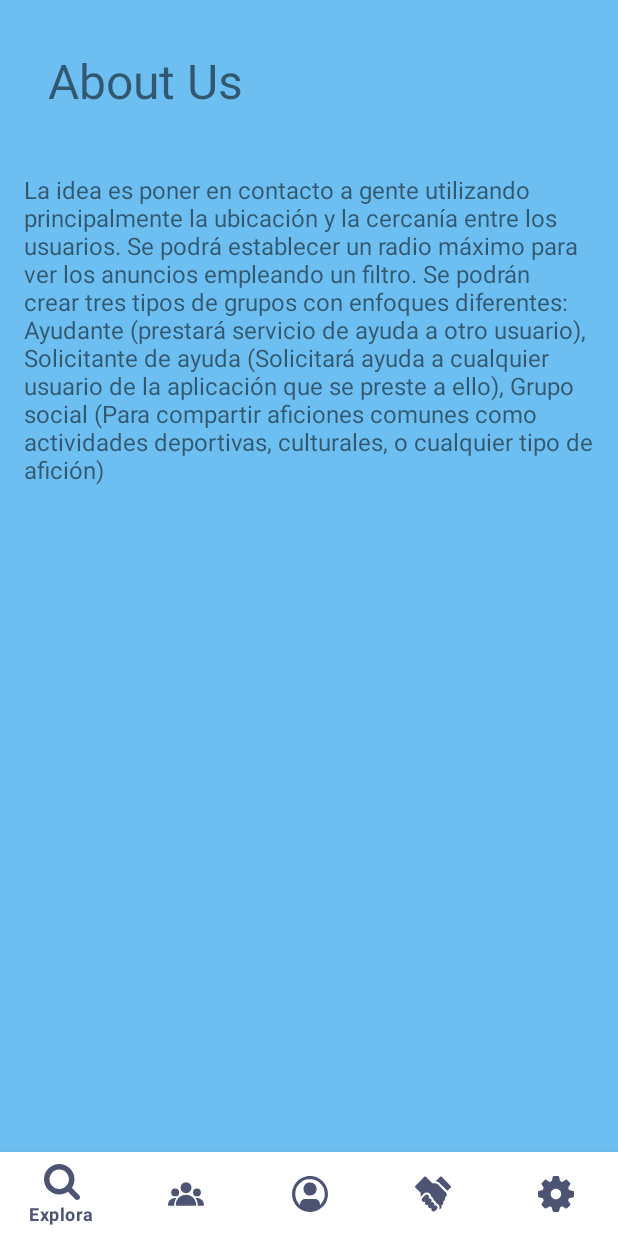
After one commit to carlokg/com.car_pa_ra.hidra, an Android app: the fragment AboutFragment placed in its activity, on a phone screen of 412 x 824 dp. The commit adds this screen. Run offline under Robolectric (Android 15) with nearby library versions, the phone set to English and light mode, and no system bars.

Commit message:
About us

```diff
--- /dev/null
+++ b/app/src/main/java/com/car_pa_ra/hidra/AboutFragment.java
@@ -0,0 +1,64 @@
+package com.car_pa_ra.hidra;
+
+import android.os.Bundle;
+
+import androidx.fragment.app.Fragment;
+
+import android.view.LayoutInflater;
+import android.view.View;
+import android.view.ViewGroup;
+
+/**
+ * A simple {@link Fragment} subclass.
+ * Use the {@link AboutFragment#newInstance} factory method to
+ * create an instance of this fragment.
+ */
+public class AboutFragment extends Fragment {
+
+    // TODO: Rename parameter arguments, choose names that match
+    // the fragment initialization parameters, e.g. ARG_ITEM_NUMBER
+    private static final String ARG_PARAM1 = "param1";
+    private static final String ARG_PARAM2 = "param2";
+
+    // TODO: Rename and change types of parameters
+    private String mParam1;
+    private String mParam2;
+
+    public AboutFragment() {
+        // Required empty public constructor
+    }
+
+    /**
+     * Use this factory method to create a new instance of
+     * this fragment using the provided parameters.
+     *
+     * @param param1 Parameter 1.
+     * @param param2 Parameter 2.
+     * @return A new instance of fragment AboutFragment.
+     */
+    // TODO: Rename and change types and number of parameters
+    public static AboutFragment newInstance(String param1, String param2) {
+        AboutFragment fragment = new AboutFragment();
+        Bundle args = new Bundle();
+        args.putString(ARG_PARAM1, param1);
+        args.putString(ARG_PARAM2, param2);
+        fragment.setArguments(args);
+        return fragment;
+    }
+
+    @Override
+    public void onCreate(Bundle savedInstanceState) {
+        super.onCreate(savedInstanceState);
+        if (getArguments() != null) {
+            mParam1 = getArguments().getString(ARG_PARAM1);
+            mParam2 = getArguments().getString(ARG_PARAM2);
+        }
+    }
+
+    @Override
+    public View onCreateView(LayoutInflater inflater, ViewGroup container,
+                             Bundle savedInstanceState) {
+        // Inflate the layout for this fragment
+        return inflater.inflate(R.layout.fragment_about, container, false);
+    }
+}
--- /dev/null
+++ b/app/src/main/res/layout/fragment_about.xml
@@ -0,0 +1,41 @@
+<?xml version="1.0" encoding="utf-8"?>
+<FrameLayout xmlns:android="http://schemas.android.com/apk/res/android"
+    xmlns:tools="http://schemas.android.com/tools"
+    xmlns:app="http://schemas.android.com/apk/res-auto"
+    android:layout_width="match_parent"
+    android:layout_height="match_parent"
+    tools:context=".AboutFragment">
+
+    <androidx.constraintlayout.widget.ConstraintLayout
+        android:id="@+id/clAboutus"
+        android:layout_width="match_parent"
+        android:layout_height="match_parent"
+        android:background="@color/colorPrimario"
+        android:padding="@dimen/dp16">
+
+        <TextView
+            android:id="@+id/tvAboutus"
+            android:layout_width="wrap_content"
+            android:layout_height="wrap_content"
+            app:layout_constraintTop_toTopOf="parent"
+            app:layout_constraintStart_toStartOf="parent"
+            android:layout_margin="@dimen/dp16"
+            android:textSize="@dimen/sp32"
+            android:text="@string/btn_about" />
+
+        <TextView
+            android:id="@+id/tvContent"
+            android:layout_width="wrap_content"
+            android:layout_height="wrap_content"
+            app:layout_constraintTop_toBottomOf="@+id/tvAboutus"
+            app:layout_constraintStart_toStartOf="parent"
+            app:layout_constraintEnd_toEndOf="parent"
+            android:layout_marginTop="@dimen/dp40"
+            android:layout_marginStart="@dimen/dp16"
+            android:layout_marginEnd="@dimen/dp16"
+            android:textSize="@dimen/sp16"
+            android:text="@string/content_about_us"/>
+
+    </androidx.constraintlayout.widget.ConstraintLayout>
+
+</FrameLayout>
--- a/app/src/main/res/values/dimens.xml
+++ b/app/src/main/res/values/dimens.xml
@@ -3,4 +3,5 @@
     <dimen name="dp16">16dp</dimen>
     <dimen name="sp32">32sp</dimen>
     <dimen name="dp40">40dp</dimen>
+    <dimen name="sp16">16sp</dimen>
 </resources>
--- a/app/src/main/res/values/strings.xml
+++ b/app/src/main/res/values/strings.xml
@@ -25,4 +25,5 @@
     <string name="btn_about">About Us</string>
     <string name="btn_logout">Log out</string>
     <string name="btn_help">Ayuda</string>
+    <string name="content_about_us">La idea es poner en contacto a gente utilizando principalmente la ubicación y la cercanía entre los usuarios. Se podrá establecer un radio máximo para ver los anuncios empleando un filtro. Se podrán crear tres tipos de grupos con enfoques diferentes: Ayudante (prestará servicio de ayuda a otro usuario), Solicitante de ayuda (Solicitará ayuda a cualquier usuario de la aplicación que se preste a ello), Grupo social (Para compartir aficiones comunes como actividades deportivas, culturales, o cualquier tipo de afición)</string>
 </resources>
```
Also changed, not shown: app/src/main/java/com/car_pa_ra/hidra/AjustesFragment.java (+37 -3 lines).
